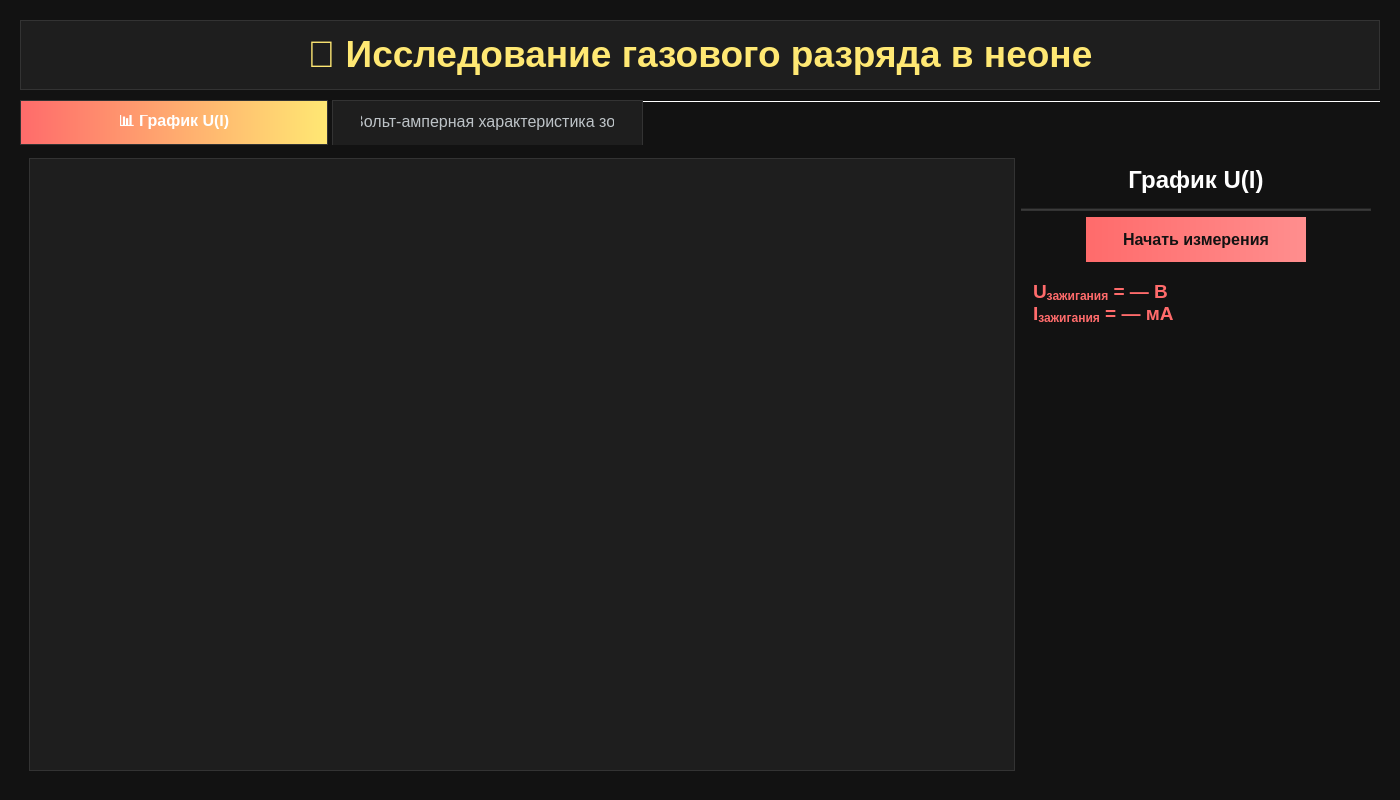
Above: lab.ui from 4locker4/Lab-auto before the change. Below: the same form after it.
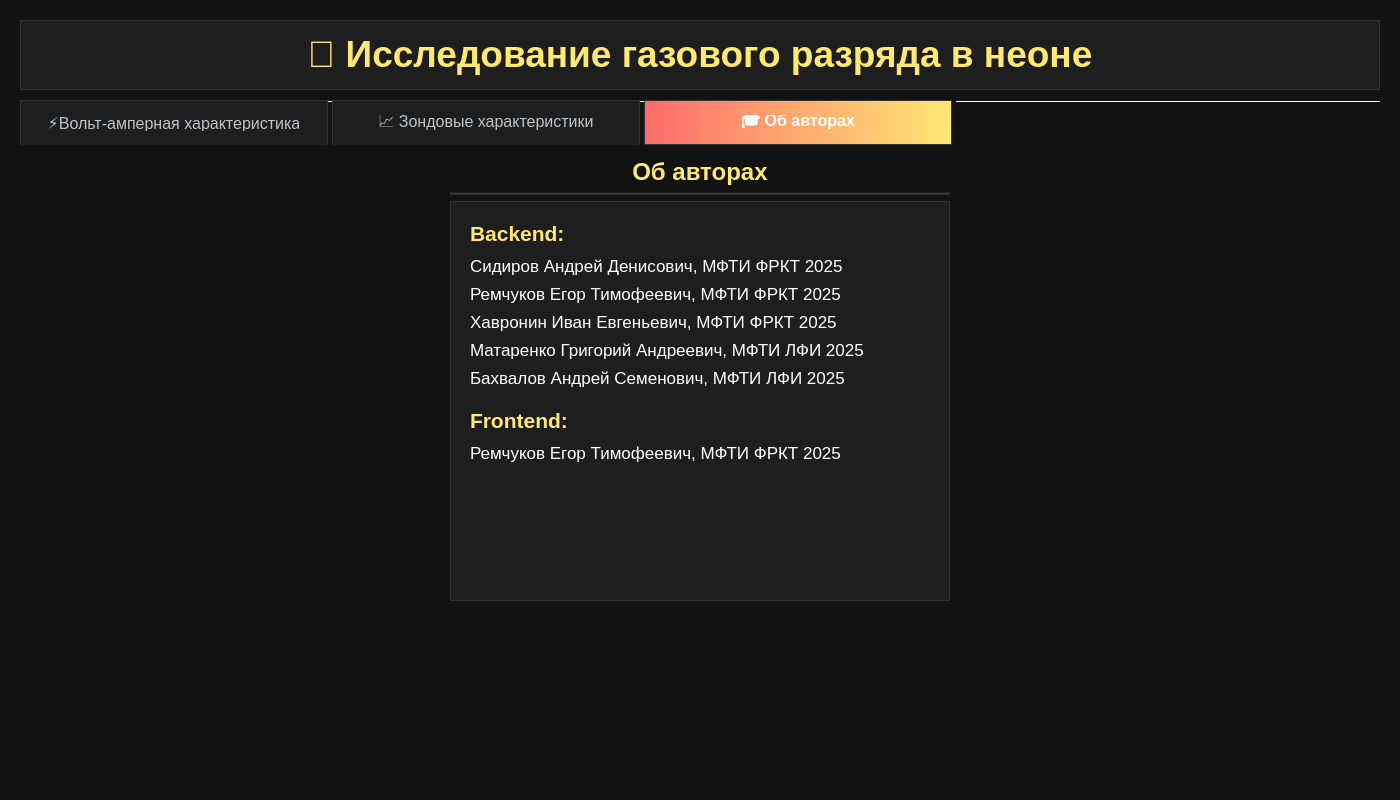
That is the form after the change. The open tabs and pages were chosen to show the change.

Commit message: add authors and error rate

```diff
--- a/lab.ui
+++ b/lab.ui
@@ -167,7 +167,7 @@
    <!-- Вкладка 1: График U(I) -->
    <widget class="QWidget" name="tab_iu">
     <attribute name="title">
-     <string>📊 График U(I)</string>
+     <string>⚡Вольт-амперная характеристика</string>
     </attribute>
     <layout class="QHBoxLayout" name="horizontalLayout_2">
      <!-- Левая часть: ТОЛЬКО таблица -->
@@ -200,7 +200,7 @@
        <item>
         <widget class="QLabel" name="label_graphTitle_IU">
          <property name="text">
-          <string>График U(I)</string>
+          <string>Построение графика I(U)</string>
          </property>
          <property name="alignment">
           <set>Qt::AlignCenter</set>
@@ -300,7 +300,7 @@
    <!-- Вкладка 2: ВАХ зонда -->
    <widget class="QWidget" name="tab_2">
     <attribute name="title">
-     <string>📈 Вольт-амперная характеристика зонда</string>
+     <string>📈 Зондовые характеристики</string>
     </attribute>
     <layout class="QHBoxLayout" name="horizontalLayout_tab2">
      <!-- Левая панель: таблицы -->
@@ -537,6 +537,137 @@
      </item>
     </layout>
    </widget>
+      <!-- Вкладка 3: Об авторах -->
+   <widget class="QWidget" name="tab_about">
+    <attribute name="title">
+     <string>🎓 Об авторах</string>
+    </attribute>
+    <layout class="QHBoxLayout" name="horizontalLayout_about">
+     <item>
+      <spacer name="horizontalSpacerLeft">
+       <property name="orientation">
+        <enum>Qt::Horizontal</enum>
+       </property>
+       <property name="sizeType">
+        <enum>QSizePolicy::Expanding</enum>
+       </property>
+       <property name="sizeHint" stdset="0">
+        <size>
+         <width>40</width>
+         <height>20</height>
+        </size>
+       </property>
+      </spacer>
+     </item>
+     <item>
+      <layout class="QVBoxLayout" name="verticalLayout_center">
+       <item>
+        <widget class="QLabel" name="label_authors_title">
+         <property name="text">
+          <string>&lt;h2 style=&quot;color:#FFE873; text-align:center;&quot;&gt;Об авторах&lt;/h2&gt;</string>
+         </property>
+         <property name="textFormat">
+          <enum>Qt::RichText</enum>
+         </property>
+         <property name="alignment">
+          <set>Qt::AlignCenter</set>
+         </property>
+        </widget>
+       </item>
+       <item>
+        <widget class="Line" name="line_about">
+         <property name="orientation">
+          <enum>Qt::Horizontal</enum>
+         </property>
+         <property name="styleSheet">
+          <string notr="true">background-color: #333333;</string>
+         </property>
+        </widget>
+       </item>
+       <item>
+        <widget class="QTextBrowser" name="textBrowser_authors">
+         <property name="minimumSize">
+          <size>
+           <width>500</width>
+           <height>400</height>
+          </size>
+         </property>
+         <property name="maximumSize">
+          <size>
+           <width>800</width>
+           <height>600</height>
+          </size>
+         </property>
+         <property name="styleSheet">
+          <string notr="true">background-color: #1e1e1e;
+border: 1px solid #333333;
+color: #ffffff;
+font-size: 13pt;
+padding: 15px;</string>
+         </property>
+         <property name="html">
+          <string>&lt;!DOCTYPE HTML PUBLIC &quot;-//W3C//DTD HTML 4.0//EN&quot; &quot;http://www.w3.org/TR/REC-html40/strict.dtd&quot;&gt;
+&lt;html&gt;&lt;head&gt;&lt;meta name=&quot;qrichtext&quot; content=&quot;1&quot; /&gt;&lt;style type=&quot;text/css&quot;&gt;
+p, li { white-space: pre-wrap; margin: 8px 0; }
+h3 { color: #FFE873; margin-top: 20px; margin-bottom: 10px; }
+&lt;/style&gt;&lt;/head&gt;&lt;body style=&quot;font-family:'Segoe UI'; font-size:13pt; color:#ffffff;&quot;&gt;
+
+&lt;h3&gt;Backend:&lt;/h3&gt;
+&lt;p&gt;Сидиров Андрей Денисович, МФТИ ФРКТ 2025&lt;/p&gt;
+&lt;p&gt;Ремчуков Егор Тимофеевич, МФТИ ФРКТ 2025&lt;/p&gt;
+&lt;p&gt;Хавронин Иван Евгеньевич, МФТИ ФРКТ 2025&lt;/p&gt;
+&lt;p&gt;Матаренко Григорий Андреевич, МФТИ ЛФИ 2025&lt;/p&gt;
+&lt;p&gt;Бахвалов Андрей Семенович, МФТИ ЛФИ 2025&lt;/p&gt;
+
+&lt;h3&gt;Frontend:&lt;/h3&gt;
+&lt;p&gt;Ремчуков Егор Тимофеевич, МФТИ ФРКТ 2025&lt;/p&gt;
+
+&lt;/body&gt;&lt;/html&gt;</string>
+         </property>
+         <property name="verticalScrollBarPolicy">
+          <enum>Qt::ScrollBarAsNeeded</enum>
+         </property>
+         <property name="horizontalScrollBarPolicy">
+          <enum>Qt::ScrollBarAlwaysOff</enum>
+         </property>
+         <property name="textInteractionFlags">
+          <set>Qt::TextBrowserInteraction</set>
+         </property>
+        </widget>
+       </item>
+       <item>
+        <spacer name="verticalSpacer_bottom">
+         <property name="orientation">
+          <enum>Qt::Vertical</enum>
+         </property>
+         <property name="sizeHint" stdset="0">
+          <size>
+           <width>20</width>
+           <height>20</height>
+          </size>
+         </property>
+        </spacer>
+       </item>
+      </layout>
+     </item>
+     <item>
+      <spacer name="horizontalSpacerRight">
+       <property name="orientation">
+        <enum>Qt::Horizontal</enum>
+       </property>
+       <property name="sizeType">
+        <enum>QSizePolicy::Expanding</enum>
+       </property>
+       <property name="sizeHint" stdset="0">
+        <size>
+         <width>40</width>
+         <height>20</height>
+        </size>
+       </property>
+      </spacer>
+     </item>
+    </layout>
+   </widget>
   </widget>
  </widget>
  <resources/>
```
Left out of the diff: 10 changed lines with no effect on the pictures. The commit also changes 2 other files.
